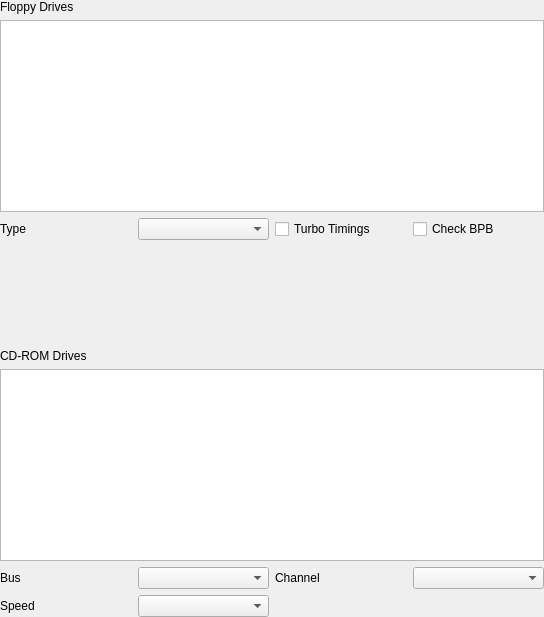
86Box/86Box, file src/qt/qt_settingsfloppycdrom.ui: the form before one commit.
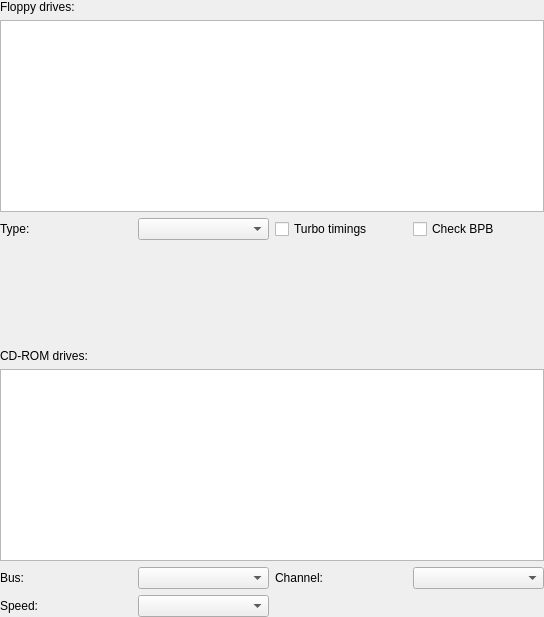
The form after the commit.

```diff
--- a/src/qt/qt_settingsfloppycdrom.ui
+++ b/src/qt/qt_settingsfloppycdrom.ui
@@ -29,7 +29,7 @@
    <item>
     <widget class="QLabel" name="label">
      <property name="text">
-      <string>Floppy Drives</string>
+      <string>Floppy drives:</string>
      </property>
     </widget>
    </item>
@@ -51,7 +51,7 @@
      <item>
       <widget class="QLabel" name="label_2">
        <property name="text">
-        <string>Type</string>
+        <string>Type:</string>
        </property>
       </widget>
      </item>
@@ -61,7 +61,7 @@
      <item>
       <widget class="QCheckBox" name="checkBoxTurboTimings">
        <property name="text">
-        <string>Turbo Timings</string>
+        <string>Turbo timings</string>
        </property>
       </widget>
      </item>
@@ -90,7 +90,7 @@
    <item>
     <widget class="QLabel" name="label_6">
      <property name="text">
-      <string>CD-ROM Drives</string>
+      <string>CD-ROM drives:</string>
      </property>
     </widget>
    </item>
@@ -112,7 +112,7 @@
      <item row="0" column="2">
       <widget class="QLabel" name="label_5">
        <property name="text">
-        <string>Channel</string>
+        <string>Channel:</string>
        </property>
       </widget>
      </item>
@@ -122,14 +122,14 @@
      <item row="1" column="0">
       <widget class="QLabel" name="label_4">
        <property name="text">
-        <string>Speed</string>
+        <string>Speed:</string>
        </property>
       </widget>
      </item>
      <item row="0" column="0">
       <widget class="QLabel" name="label_3">
        <property name="text">
-        <string>Bus</string>
+        <string>Bus:</string>
        </property>
       </widget>
      </item>
```
